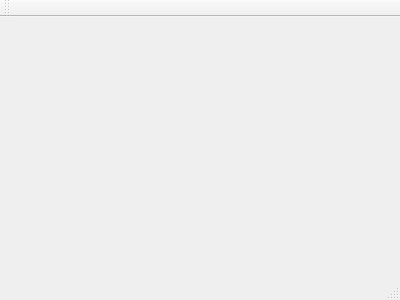
Before: the Qt Designer form mainwindow.ui in piaoliushi/SmartServer, drawn with Qt 5.
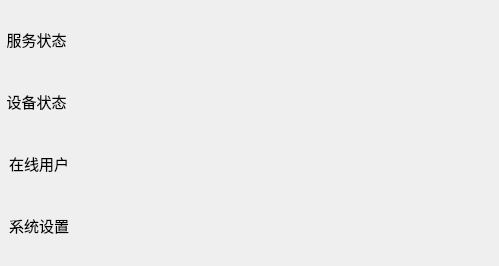
After: the same form once the commit is applied. Icons and pictures are not drawn.

Diff of the .ui file:
```diff
--- a/mainwindow.ui
+++ b/mainwindow.ui
@@ -1,24 +1,284 @@
 <ui version="4.0">
  <class>MainWindow</class>
- <widget class="QMainWindow" name="MainWindow" >
-  <property name="geometry" >
+ <widget class="QMainWindow" name="MainWindow">
+  <property name="geometry">
    <rect>
     <x>0</x>
     <y>0</y>
-    <width>400</width>
-    <height>300</height>
+    <width>499</width>
+    <height>266</height>
    </rect>
   </property>
   <property name="windowTitle" >
    <string>MainWindow</string>
   </property>
-  <widget class="QMenuBar" name="menuBar" />
-  <widget class="QToolBar" name="mainToolBar" />
-  <widget class="QWidget" name="centralWidget" />
-  <widget class="QStatusBar" name="statusBar" />
+  <widget class="QWidget" name="centralWidget">
+   <layout class="QGridLayout" name="gridLayout">
+    <property name="margin">
+     <number>1</number>
+    </property>
+    <property name="spacing">
+     <number>0</number>
+    </property>
+    <item row="0" column="0">
+     <layout class="QHBoxLayout" name="horizontalLayout_2">
+      <property name="spacing">
+       <number>0</number>
+      </property>
+      <item>
+       <layout class="QVBoxLayout" name="verticalLayout">
+        <property name="spacing">
+         <number>0</number>
+        </property>
+        <item>
+         <widget class="QToolButton" name="tbServer">
+          <property name="minimumSize">
+           <size>
+            <width>64</width>
+            <height>48</height>
+           </size>
+          </property>
+          <property name="font">
+           <font>
+            <pointsize>11</pointsize>
+           </font>
+          </property>
+          <property name="focusPolicy">
+           <enum>Qt::NoFocus</enum>
+          </property>
+          <property name="toolTip">
+           <string/>
+          </property>
+          <property name="styleSheet">
+           <string notr="true">QToolButton{
+	border:none;
+}
+QToolButton:pressed
+{
+	background:#80eaea;
+}</string>
+          </property>
+          <property name="text">
+           <string>服务状态</string>
+          </property>
+          <property name="icon">
+           <iconset resource="image/resource.qrc">
+            <normaloff>:/new/images/servermonitor.png</normaloff>:/new/images/servermonitor.png</iconset>
+          </property>
+          <property name="iconSize">
+           <size>
+            <width>36</width>
+            <height>36</height>
+           </size>
+          </property>
+          <property name="checkable">
+           <bool>true</bool>
+          </property>
+          <property name="autoExclusive">
+           <bool>true</bool>
+          </property>
+          <property name="toolButtonStyle">
+           <enum>Qt::ToolButtonTextUnderIcon</enum>
+          </property>
+          <property name="autoRaise">
+           <bool>true</bool>
+          </property>
+         </widget>
+        </item>
+        <item>
+         <widget class="QToolButton" name="tbDeviceState">
+          <property name="minimumSize">
+           <size>
+            <width>64</width>
+            <height>48</height>
+           </size>
+          </property>
+          <property name="font">
+           <font>
+            <pointsize>11</pointsize>
+           </font>
+          </property>
+          <property name="focusPolicy">
+           <enum>Qt::NoFocus</enum>
+          </property>
+          <property name="styleSheet">
+           <string notr="true">QToolButton{
+	border:none;
+}
+QToolButton:pressed
+{
+	background:#80eaea;
+}</string>
+          </property>
+          <property name="text">
+           <string>设备状态</string>
+          </property>
+          <property name="icon">
+           <iconset resource="image/resource.qrc">
+            <normaloff>:/new/images/device.png</normaloff>:/new/images/device.png</iconset>
+          </property>
+          <property name="iconSize">
+           <size>
+            <width>36</width>
+            <height>36</height>
+           </size>
+          </property>
+          <property name="checkable">
+           <bool>true</bool>
+          </property>
+          <property name="autoExclusive">
+           <bool>true</bool>
+          </property>
+          <property name="toolButtonStyle">
+           <enum>Qt::ToolButtonTextUnderIcon</enum>
+          </property>
+          <property name="autoRaise">
+           <bool>true</bool>
+          </property>
+         </widget>
+        </item>
+        <item>
+         <widget class="QToolButton" name="tbOnlineUser">
+          <property name="minimumSize">
+           <size>
+            <width>64</width>
+            <height>48</height>
+           </size>
+          </property>
+          <property name="font">
+           <font>
+            <pointsize>11</pointsize>
+           </font>
+          </property>
+          <property name="focusPolicy">
+           <enum>Qt::NoFocus</enum>
+          </property>
+          <property name="text">
+           <string>在线用户</string>
+          </property>
+          <property name="icon">
+           <iconset resource="image/resource.qrc">
+            <normaloff>:/new/images/users.png</normaloff>:/new/images/users.png</iconset>
+          </property>
+          <property name="iconSize">
+           <size>
+            <width>36</width>
+            <height>36</height>
+           </size>
+          </property>
+          <property name="checkable">
+           <bool>true</bool>
+          </property>
+          <property name="autoExclusive">
+           <bool>true</bool>
+          </property>
+          <property name="toolButtonStyle">
+           <enum>Qt::ToolButtonTextUnderIcon</enum>
+          </property>
+          <property name="autoRaise">
+           <bool>true</bool>
+          </property>
+         </widget>
+        </item>
+        <item>
+         <widget class="QToolButton" name="tbSystem">
+          <property name="minimumSize">
+           <size>
+            <width>64</width>
+            <height>48</height>
+           </size>
+          </property>
+          <property name="font">
+           <font>
+            <pointsize>11</pointsize>
+           </font>
+          </property>
+          <property name="focusPolicy">
+           <enum>Qt::NoFocus</enum>
+          </property>
+          <property name="text">
+           <string>系统设置</string>
+          </property>
+          <property name="icon">
+           <iconset resource="image/resource.qrc">
+            <normaloff>:/new/images/system.png</normaloff>:/new/images/system.png</iconset>
+          </property>
+          <property name="iconSize">
+           <size>
+            <width>36</width>
+            <height>36</height>
+           </size>
+          </property>
+          <property name="checkable">
+           <bool>true</bool>
+          </property>
+          <property name="autoExclusive">
+           <bool>true</bool>
+          </property>
+          <property name="toolButtonStyle">
+           <enum>Qt::ToolButtonTextUnderIcon</enum>
+          </property>
+          <property name="autoRaise">
+           <bool>true</bool>
+          </property>
+         </widget>
+        </item>
+       </layout>
+      </item>
+      <item>
+       <layout class="QVBoxLayout" name="verticalLayout_2">
+        <property name="spacing">
+         <number>0</number>
+        </property>
+        <item>
+         <layout class="QHBoxLayout" name="horizontalLayout">
+          <property name="spacing">
+           <number>6</number>
+          </property>
+          <property name="bottomMargin">
+           <number>0</number>
+          </property>
+          <item>
+           <spacer name="horizontalSpacer">
+            <property name="orientation">
+             <enum>Qt::Horizontal</enum>
+            </property>
+            <property name="sizeHint" stdset="0">
+             <size>
+              <width>40</width>
+              <height>20</height>
+             </size>
+            </property>
+           </spacer>
+          </item>
+          <item>
+           <widget class="QLabel" name="lbDatetime">
+            <property name="text">
+             <string/>
+            </property>
+           </widget>
+          </item>
+         </layout>
+        </item>
+        <item>
+         <widget class="QStackedWidget" name="swContainter">
+          <property name="currentIndex">
+           <number>1</number>
+          </property>
+          <widget class="QWidget" name="page"/>
+          <widget class="QWidget" name="page_2"/>
+         </widget>
+        </item>
+       </layout>
+      </item>
+     </layout>
+    </item>
+   </layout>
+  </widget>
  </widget>
- <layoutDefault spacing="6" margin="11" />
- <pixmapfunction></pixmapfunction>
- <resources/>
+ <layoutdefault spacing="6" margin="11"/>
+ <resources>
+  <include location="image/resource.qrc"/>
+ </resources>
  <connections/>
 </ui>
```
Left out of the diff: 3 changed lines with no effect on the pictures.
